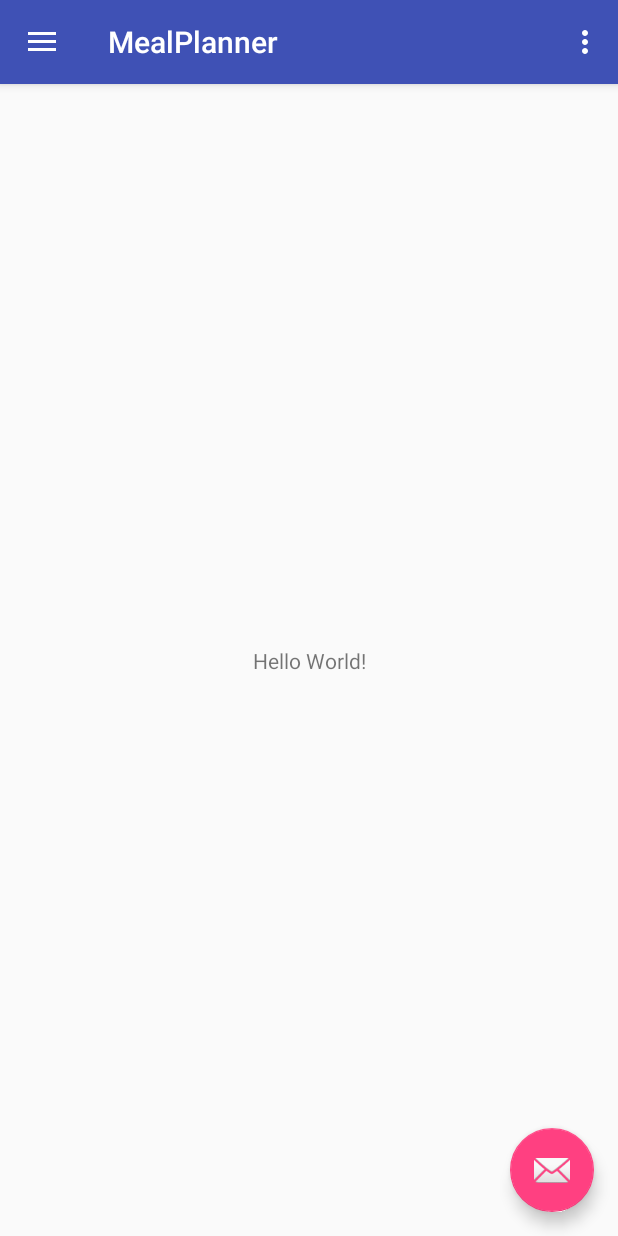
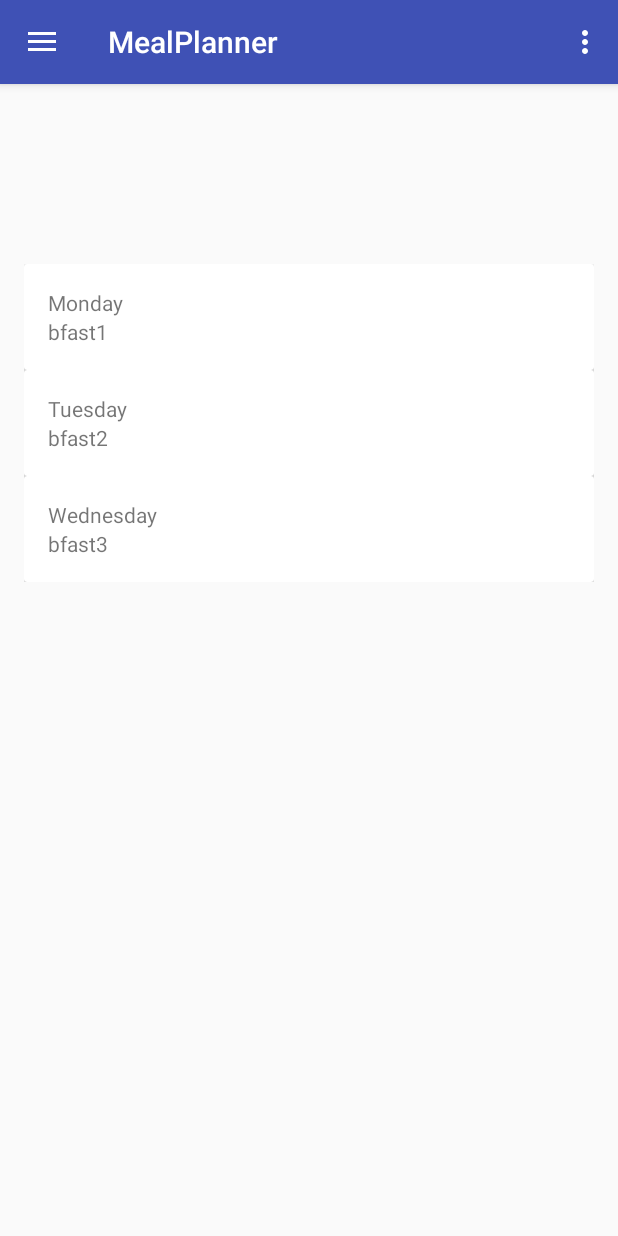
Before and after one commit to cwills7/MealPlanner, an Android app: the screen it shows after launch (MainActivity), on a phone screen of 412 x 824 dp. Run offline under Robolectric (Android 15) with nearby library versions, the phone set to English and light mode, and no system bars.

Commit message:
Initialize RecyclerView wrapping Cardview

```diff
--- a/app/build.gradle
+++ b/app/build.gradle
@@ -28,4 +28,5 @@ dependencies {
     compile 'com.android.support:design:25.3.1'
     compile 'com.android.support.constraint:constraint-layout:1.0.2'
     testCompile 'junit:junit:4.12'
+    compile 'com.android.support:cardview-v7:25.3.1'
 }
--- /dev/null
+++ b/app/src/main/java/com/local/carl/mealplanner/Day.java
@@ -0,0 +1,19 @@
+package com.local.carl.mealplanner;
+
+/**
+ * Created by carlr on 9/7/2017.
+ */
+
+class Day {
+    String name;
+    Meal breakfast;
+    Meal lunch;
+    Meal dinner;
+
+    Day(String name, Meal breakfast, Meal lunch, Meal dinner){
+        this.name = name;
+        this.breakfast = breakfast;
+        this.lunch = lunch;
+        this.dinner = dinner;
+    }
+}
--- a/app/src/main/java/com/local/carl/mealplanner/MainActivity.java
+++ b/app/src/main/java/com/local/carl/mealplanner/MainActivity.java
@@ -3,6 +3,9 @@ package com.local.carl.mealplanner;
 import android.os.Bundle;
 import android.support.design.widget.FloatingActionButton;
 import android.support.design.widget.Snackbar;
+import android.support.v7.widget.CardView;
+import android.support.v7.widget.LinearLayoutManager;
+import android.support.v7.widget.RecyclerView;
 import android.view.View;
 import android.support.design.widget.NavigationView;
 import android.support.v4.view.GravityCompat;
@@ -13,24 +16,34 @@ import android.support.v7.widget.Toolbar;
 import android.view.Menu;
 import android.view.MenuItem;
 
+import java.util.ArrayList;
+import java.util.List;
+
 public class MainActivity extends AppCompatActivity
         implements NavigationView.OnNavigationItemSelectedListener {
 
+    private List<Day> days;
+    RecyclerView mealList;
+
+
     @Override
     protected void onCreate(Bundle savedInstanceState) {
+
         super.onCreate(savedInstanceState);
         setContentView(R.layout.activity_main);
+
         Toolbar toolbar = (Toolbar) findViewById(R.id.toolbar);
         setSupportActionBar(toolbar);
 
-        FloatingActionButton fab = (FloatingActionButton) findViewById(R.id.fab);
-        fab.setOnClickListener(new View.OnClickListener() {
-            @Override
-            public void onClick(View view) {
-                Snackbar.make(view, "Replace with your own action", Snackbar.LENGTH_LONG)
-                        .setAction("Action", null).show();
-            }
-        });
+
+        mealList = (RecyclerView) findViewById(R.id.mealList);
+        LinearLayoutManager llm = new LinearLayoutManager(this);
+        mealList.setLayoutManager(llm);
+
+        initializeData();
+        initializeAdapter();
+
+
 
         DrawerLayout drawer = (DrawerLayout) findViewById(R.id.drawer_layout);
         ActionBarDrawerToggle toggle = new ActionBarDrawerToggle(
@@ -40,6 +53,14 @@ public class MainActivity extends AppCompatActivity
 
         NavigationView navigationView = (NavigationView) findViewById(R.id.nav_view);
         navigationView.setNavigationItemSelectedListener(this);
+
+
+
+    }
+
+    private void initializeAdapter() {
+        RVAdapter rvAdapter = new RVAdapter(days);
+        mealList.setAdapter(rvAdapter);
     }
 
     @Override
@@ -98,4 +119,13 @@ public class MainActivity extends AppCompatActivity
         drawer.closeDrawer(GravityCompat.START);
         return true;
     }
+
+
+    private void initializeData(){
+        days = new ArrayList<>();
+        days.add(new Day("Monday", new Meal("bfast1", null, null, false), new Meal("lunch1", null, null, false), new Meal("dinner1", null, null, false)));
+        days.add(new Day("Tuesday", new Meal("bfast2", null, null, false), new Meal("lunch2", null, null, false), new Meal("dinner2", null, null, false)));
+        days.add(new Day("Wednesday", new Meal("bfast3", null, null, false), new Meal("lunch3", null, null, false), new Meal("dinner3", null, null, false)));
+    }
+
 }
--- /dev/null
+++ b/app/src/main/java/com/local/carl/mealplanner/Meal.java
@@ -0,0 +1,62 @@
+package com.local.carl.mealplanner;
+
+/**
+ * Created by carlr on 9/7/2017.
+ */
+
+public class Meal {
+    String name;
+    String url;
+    double rating;
+    String notes;
+    boolean isFavorite;
+
+    Meal(String name, String url, String notes, boolean isFavorite){
+        this.name = name;
+        this.url = url;
+        this.notes = notes;
+        this.isFavorite = isFavorite;
+    }
+
+    public String getName() {
+        return name;
+    }
+
+    public void setName(String name) {
+        this.name = name;
+    }
+
+    public String getUrl() {
+        return url;
+    }
+
+    public void setUrl(String url) {
+        this.url = url;
+    }
+
+    public double getRating() {
+        return rating;
+    }
+
+    public void setRating(double rating) {
+        this.rating = rating;
+    }
+
+    public String getNotes() {
+        return notes;
+    }
+
+    public void setNotes(String notes) {
+        this.notes = notes;
+    }
+
+    public boolean isFavorite() {
+        return isFavorite;
+    }
+
+    public void setFavorite(boolean favorite) {
+        isFavorite = favorite;
+    }
+
+
+}
--- /dev/null
+++ b/app/src/main/java/com/local/carl/mealplanner/RVAdapter.java
@@ -0,0 +1,67 @@
+package com.local.carl.mealplanner;
+
+import android.support.v7.widget.CardView;
+import android.support.v7.widget.RecyclerView;
+import android.view.LayoutInflater;
+import android.view.View;
+import android.view.ViewGroup;
+import android.widget.TextView;
+
+import org.w3c.dom.Text;
+
+import java.util.ArrayList;
+import java.util.List;
+
+/**
+ * Created by carlr on 9/7/2017.
+ */
+
+public class RVAdapter extends RecyclerView.Adapter<RVAdapter.MealViewHolder>{
+
+
+
+    public static class MealViewHolder extends RecyclerView.ViewHolder{
+        CardView cv;
+        TextView dayName;
+        TextView mealName;
+
+        MealViewHolder(View itemView){
+            super(itemView);
+            cv = (CardView) itemView.findViewById(R.id.dayCards);
+            dayName = (TextView) itemView.findViewById(R.id.day_name);
+            mealName = (TextView) itemView.findViewById(R.id.meal_name);
+        }
+    }
+
+    List<Day> days;
+
+    RVAdapter(List<Day> days){
+        this.days = days;
+    }
+
+    @Override
+    public int getItemCount(){
+        return days.size();
+    }
+
+    @Override
+    public MealViewHolder onCreateViewHolder(ViewGroup viewGroup, int i){
+
+        View v = LayoutInflater.from(viewGroup.getContext()).inflate(R.layout.day_cards, viewGroup, false);
+        MealViewHolder mvh = new MealViewHolder(v);
+        return mvh;
+    }
+
+    @Override
+    public void onBindViewHolder(MealViewHolder mealViewHolder, int i){
+        mealViewHolder.dayName.setText(days.get(i).name);
+        mealViewHolder.mealName.setText(days.get(i).breakfast.getName());
+
+         // TODO: 9/7/2017  FINISH SETTING THESE VARS AND BUTTONS
+    }
+
+    @Override
+    public void onAttachedToRecyclerView(RecyclerView recyclerView){
+        super.onAttachedToRecyclerView(recyclerView);
+    }
+}
--- a/app/src/main/res/layout/app_bar_main.xml
+++ b/app/src/main/res/layout/app_bar_main.xml
@@ -23,12 +23,5 @@
 
     <include layout="@layout/content_main"/>
 
-    <android.support.design.widget.FloatingActionButton
-        android:id="@+id/fab"
-        android:layout_width="wrap_content"
-        android:layout_height="wrap_content"
-        android:layout_gravity="bottom|end"
-        android:layout_margin="@dimen/fab_margin"
-        app:srcCompat="@android:drawable/ic_dialog_email"/>
 
 </android.support.design.widget.CoordinatorLayout>
--- a/app/src/main/res/layout/content_main.xml
+++ b/app/src/main/res/layout/content_main.xml
@@ -1,21 +1,15 @@
 <?xml version="1.0" encoding="utf-8"?>
-<android.support.constraint.ConstraintLayout
+<LinearLayout
     xmlns:android="http://schemas.android.com/apk/res/android"
-    xmlns:app="http://schemas.android.com/apk/res-auto"
-    xmlns:tools="http://schemas.android.com/tools"
     android:layout_width="match_parent"
     android:layout_height="match_parent"
-    app:layout_behavior="@string/appbar_scrolling_view_behavior"
-    tools:context="com.local.carl.mealplanner.MainActivity"
-    tools:showIn="@layout/app_bar_main">
+    android:padding="16dp">
 
-    <TextView
-        android:layout_width="wrap_content"
+    <android.support.v7.widget.RecyclerView
+        android:id = "@+id/mealList"
+        android:layout_width="match_parent"
         android:layout_height="wrap_content"
-        android:text="Hello World!"
-        app:layout_constraintBottom_toBottomOf="parent"
-        app:layout_constraintLeft_toLeftOf="parent"
-        app:layout_constraintRight_toRightOf="parent"
-        app:layout_constraintTop_toTopOf="parent"/>
+        android:paddingTop="@dimen/nav_header_height">
+    </android.support.v7.widget.RecyclerView>
 
-</android.support.constraint.ConstraintLayout>
+</LinearLayout>
--- /dev/null
+++ b/app/src/main/res/layout/day_cards.xml
@@ -0,0 +1,27 @@
+<?xml version="1.0" encoding="utf-8"?>
+
+
+    <android.support.v7.widget.CardView
+        xmlns:android="http://schemas.android.com/apk/res/android"
+        android:id="@+id/dayCards"
+        android:layout_width="match_parent"
+        android:layout_height="wrap_content">
+
+        <RelativeLayout
+            android:layout_width="match_parent"
+            android:layout_height="wrap_content"
+            android:padding="16dp">
+
+            <TextView
+                android:id="@+id/day_name"
+                android:layout_width="wrap_content"
+                android:layout_height="wrap_content"/>
+
+            <TextView
+                android:id="@+id/meal_name"
+                android:layout_width="wrap_content"
+                android:layout_height="wrap_content"
+                android:layout_below="@+id/day_name"/>
+
+        </RelativeLayout>
+    </android.support.v7.widget.CardView>
```
